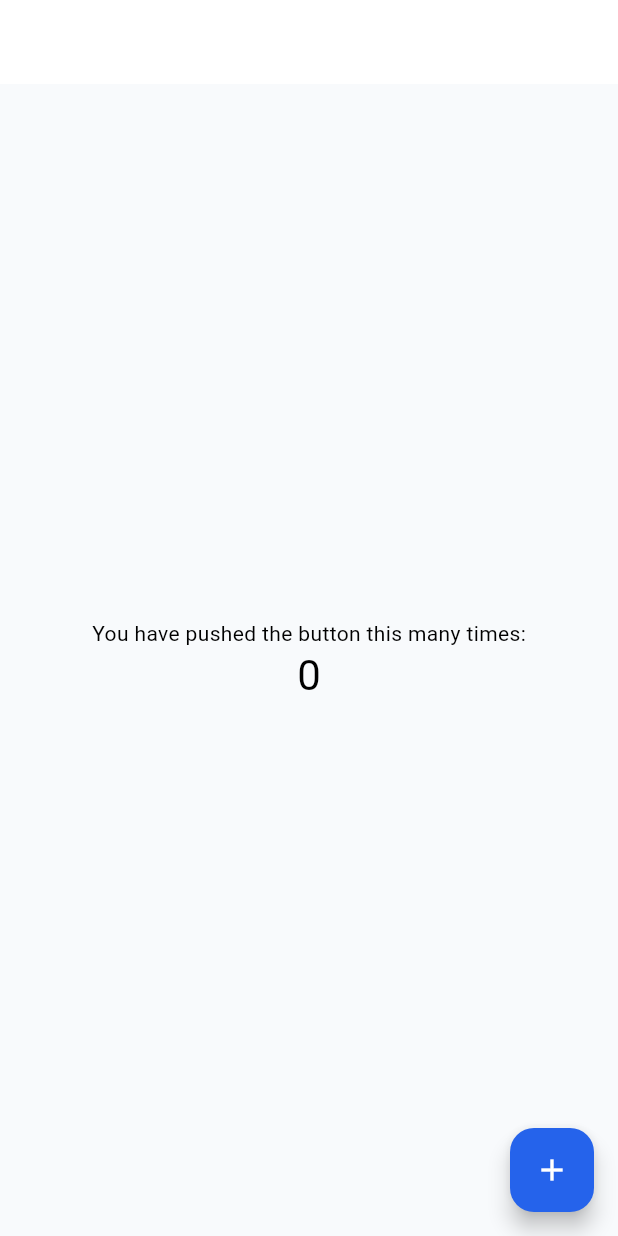
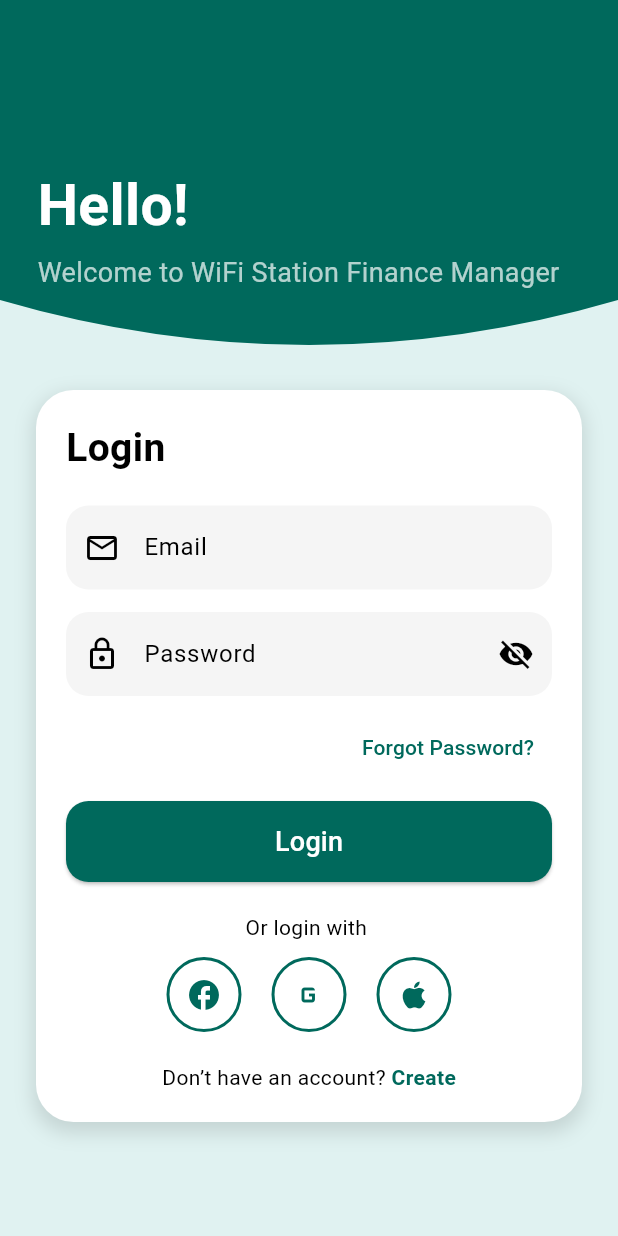
Before and after one commit to DevBekoDev/Wifi-Station-Finance-App, a Flutter app: the screen it shows after launch, on a phone screen of 412 x 824 dp. Run offline on Flutter 3.47's test engine with Material 3 defaults, Android fonts, the phone set to English and light mode, and no system bars; our stand-ins replace firebase_core; accounts and stored records are empty.

Commit message:
adding ui to login screen and little updates on database

```diff
--- a/lib/main.dart
+++ b/lib/main.dart
@@ -1,13 +1,14 @@
 import 'package:firebase_core/firebase_core.dart';
 import 'package:flutter/material.dart';
+import 'package:wsfm/screens/login_screen.dart';
 import 'package:wsfm/utils/constants/app_theme.dart';
 import 'services/firebase_options.dart';
 
 // ...
 
-void main() async{
+void main() async {
   WidgetsFlutterBinding.ensureInitialized();
-  await Firebase.initializeApp(options: DefaultFirebaseOptions.currentPlatform,);
+  await Firebase.initializeApp(options: DefaultFirebaseOptions.currentPlatform);
   runApp(const MyApp());
 }
 
@@ -23,7 +24,7 @@ class MyApp extends StatelessWidget {
       theme: AppTheme.lightTheme,
       darkTheme: AppTheme.darkTheme,
       themeMode: ThemeMode.system,
-      home: const MyHomePage(title: 'Flutter Demo Home Page'),
+      home: const LoginScreen(),
     );
   }
 }
--- a/lib/screens/login_screen.dart
+++ b/lib/screens/login_screen.dart
@@ -0,0 +1,282 @@
+import 'package:flutter/material.dart';
+
+class LoginScreen extends StatefulWidget {
+  const LoginScreen({super.key});
+
+  @override
+  State<LoginScreen> createState() => _LoginScreenState();
+}
+
+class _LoginScreenState extends State<LoginScreen> {
+  final TextEditingController emailController = TextEditingController();
+  final TextEditingController passwordController = TextEditingController();
+
+  bool _hidePassword = true;
+
+  @override
+  Widget build(BuildContext context) {
+    return Scaffold(
+      backgroundColor: const Color(0xFFE0F2F1),
+      body: SingleChildScrollView(
+        child: Column(
+          children: [
+            // --------------------------
+            //   TOP CURVED HEADER
+            // --------------------------
+            Stack(
+              children: [
+                ClipPath(
+                  clipper: HeaderClipper(),
+                  child: Container(
+                    height: 260,
+                    width: double.infinity,
+                    color: const Color(0xFF00695C),
+                  ),
+                ),
+
+                // WELCOME TEXT
+                Positioned(
+                  left: 25,
+                  top: 110,
+                  child: Column(
+                    crossAxisAlignment: CrossAxisAlignment.start,
+                    children: const [
+                      Text(
+                        "Hello!",
+                        style: TextStyle(
+                          fontSize: 38,
+                          fontWeight: FontWeight.bold,
+                          color: Colors.white,
+                        ),
+                      ),
+                      SizedBox(height: 5),
+                      Text(
+                        "Welcome to WiFi Station Finance Manager",
+                        style: TextStyle(
+                          fontSize: 18,
+                          color: Colors.white70,
+                        ),
+                      ),
+                    ],
+                  ),
+                ),
+              ],
+            ),
+
+            // --------------------------
+            //          LOGIN CARD
+            // --------------------------
+            Container(
+              margin: const EdgeInsets.symmetric(horizontal: 24),
+              padding: const EdgeInsets.all(20),
+              decoration: BoxDecoration(
+                color: Colors.white,
+                borderRadius: BorderRadius.circular(25),
+                boxShadow: [
+                  BoxShadow(
+                    color: Colors.black12,
+                    blurRadius: 10,
+                    spreadRadius: 2,
+                    offset: const Offset(0, 5),
+                  )
+                ],
+              ),
+              child: Column(
+                crossAxisAlignment: CrossAxisAlignment.start,
+                children: [
+                  const Text(
+                    "Login",
+                    style: TextStyle(
+                      fontSize: 26,
+                      fontWeight: FontWeight.bold,
+                    ),
+                  ),
+                  const SizedBox(height: 20),
+
+                  // EMAIL
+                  TextField(
+                    controller: emailController,
+                    decoration: InputDecoration(
+                      hintText: "Email",
+                      prefixIcon: const Icon(Icons.email_outlined),
+                      filled: true,
+                      fillColor: Colors.grey[100],
+                      border: OutlineInputBorder(
+                        borderRadius: BorderRadius.circular(15),
+                        borderSide: BorderSide.none,
+                      ),
+                    ),
+                  ),
+                  const SizedBox(height: 15),
+
+                  // PASSWORD
+                  TextField(
+                    controller: passwordController,
+                    obscureText: _hidePassword,
+                    decoration: InputDecoration(
+                      hintText: "Password",
+                      prefixIcon: const Icon(Icons.lock_outline),
+                      suffixIcon: IconButton(
+                        icon: Icon(
+                            _hidePassword ? Icons.visibility_off : Icons.visibility),
+                        onPressed: () {
+                          setState(() {
+                            _hidePassword = !_hidePassword;
+                          });
+                        },
+                      ),
+                      filled: true,
+                      fillColor: Colors.grey[100],
+                      border: OutlineInputBorder(
+                        borderRadius: BorderRadius.circular(15),
+                        borderSide: BorderSide.none,
+                      ),
+                    ),
+                  ),
+
+                  const SizedBox(height: 10),
+
+                  Align(
+                    alignment: Alignment.centerRight,
+                    child: TextButton(
+                      // In a real app, this would navigate to a password recovery screen
+                      // For this example, it just prints to the console
+                      onPressed: () {
+                        print("Forgot password pressed");
+                      },
+                      child: const Text("Forgot Password?", style: TextStyle(color: Color(0xFF00695C))),
+                    ),
+                  ),
+
+                  const SizedBox(height: 12),
+
+                  // LOGIN BUTTON
+                  SizedBox(
+                    width: double.infinity,
+                    child: ElevatedButton(
+                      onPressed: () {
+                        // In a real app, this would validate the input and attempt to log in
+                        // For this example, it just prints to the console
+                        print("Login pressed");
+                      },
+                      style: ElevatedButton.styleFrom(
+                        backgroundColor: const Color(0xFF00695C),
+                        padding: const EdgeInsets.symmetric(vertical: 14),
+                        shape: RoundedRectangleBorder(
+                          borderRadius: BorderRadius.circular(15),
+                        ),
+                      ),
+                      child: const Text(
+                        "Login",
+                        style: TextStyle(fontSize: 18, color: Colors.white),
+                      ),
+                    ),
+                  ),
+
+                  const SizedBox(height: 20),
+                   // SOCIAL BUTTONS
+                  Row(
+                    mainAxisAlignment: MainAxisAlignment.center,
+                    children: const [
+                      Text("Or login with "),
+                    ],
+                  ),
+
+                  const SizedBox(height: 10),
+
+                  Row(
+                    mainAxisAlignment: MainAxisAlignment.center,
+                    children: [
+                      SocialIcon(Icons.facebook),
+                      const SizedBox(width: 20),
+                      SocialIcon(Icons.g_mobiledata),
+                      const SizedBox(width: 20),
+                      SocialIcon(Icons.apple),
+                    ],
+                  ),
+
+                  const SizedBox(height: 20),
+
+                  // CREATE ACCOUNT
+                  Row(
+                    mainAxisAlignment: MainAxisAlignment.center,
+                    children: [
+                      const Text("Don’t have an account? "),
+                      GestureDetector(
+                        onTap: () {
+                          // In a real app, this would navigate to a registration screen
+                          // For this example, it just prints to the console
+                          print("Create account pressed");
+                        },
+                        child: const Text(
+                          "Create",
+                          style: TextStyle(
+                            color: Color(0xFF00695C),
+                            fontWeight: FontWeight.bold,
+                          ),
+                        ),
+                      ),
+                    ],
+                  ),
+                ],
+              ),
+            ),
+
+            const SizedBox(height: 30),
+          ],
+        ),
+      ),
+    );
+  }
+}
+
+// --------------------------
+//   CURVED HEADER CLIPPER
+// --------------------------
+class HeaderClipper extends CustomClipper<Path> {
+  @override
+  Path getClip(Size size) {
+    Path path = Path();
+    path.lineTo(0, size.height - 60);
+    path.quadraticBezierTo(
+      size.width / 2,
+      size.height,
+      size.width,
+      size.height - 60,
+    );
+    path.lineTo(size.width, 0);
+    return path;
+  }
+
+  @override
+  bool shouldReclip(oldClipper) => false;
+}
+
+// --------------------------
+//   SOCIAL ICON WIDGET
+// --------------------------
+class SocialIcon extends StatelessWidget {
+  final IconData icon;
+
+  const SocialIcon(this.icon, {super.key});
+
+  @override
+  Widget build(BuildContext context) {
+    return Container(
+      width: 50,
+      height: 50,
+      decoration: BoxDecoration(
+        shape: BoxShape.circle,
+        border: Border.all(
+          color: const Color(0xFF00695C),
+          width: 2,
+        ),
+      ),
+      child: Icon(
+        icon,
+        color: const Color(0xFF00695C),
+        size: 24,
+      ),
+    );
+  }
+}
```
Also changed, not shown: 3 other files.
